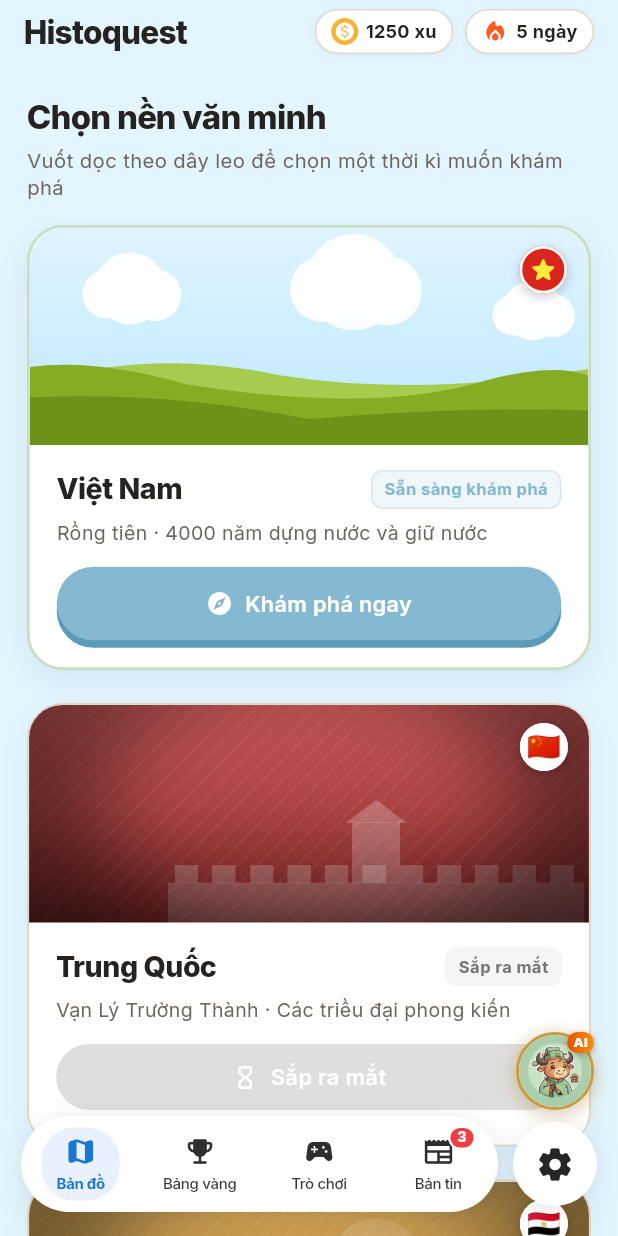
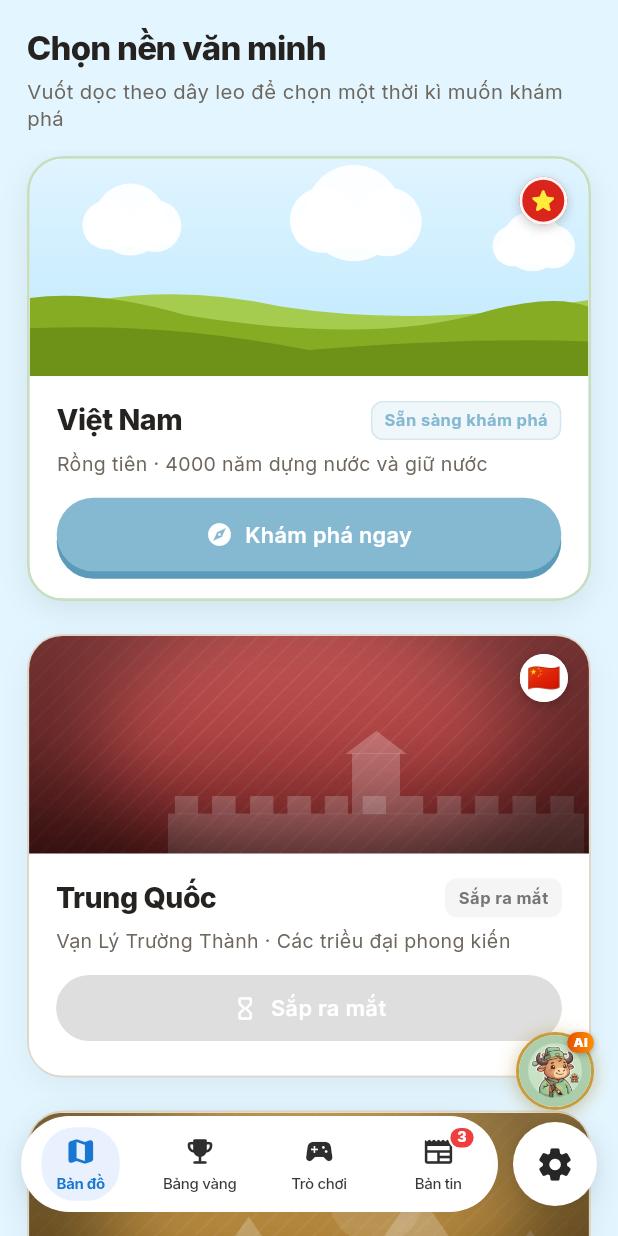
Before and after one commit to NguyenVanTruong06/histoquest-app, a Flutter app: the screen it shows after launch, on a phone screen of 412 x 824 dp. Run offline on Flutter 3.47's test engine with Material 3 defaults, Android fonts, the phone set to English and light mode, and no system bars; our stand-ins replace flutter_riverpod, go_router, google_fonts, riverpod_annotation; accounts and stored records are empty; generated files the repository leaves out were written again.

Commit message:
fix: giảm khoảng trống phía trên header, cập nhật map quizzz

```diff
--- a/lib/features/eras/presentation/eras_screen.dart
+++ b/lib/features/eras/presentation/eras_screen.dart
@@ -1,3 +1,5 @@
+import 'dart:ui' show DisplayFeatureType;
+
 import 'package:flutter/material.dart';
 import 'package:go_router/go_router.dart';
 
@@ -99,7 +101,9 @@
     if (!country.hasContent) {
       ScaffoldMessenger.of(context).showSnackBar(
         SnackBar(
-          content: Text('Nội dung ${country.name} đang được cập nhật, quay lại sau nhé!'),
+          content: Text(
+            'Nội dung ${country.name} đang được cập nhật, quay lại sau nhé!',
+          ),
           backgroundColor: Colors.redAccent,
         ),
       );
@@ -115,6 +119,22 @@
     setState(() => _activeCountryId = null);
   }
 
+  /// Khoảng đệm phía trên để né camera: lấy giá trị lớn nhất giữa padding hệ
+  /// thống, vùng cutout và mức tối thiểu 32dp.
+  double _topGap(BuildContext context) {
+    final view = View.of(context);
+    double gap = MediaQuery.paddingOf(context).top;
+    final rawTop = view.padding.top / view.devicePixelRatio;
+    if (rawTop > gap) gap = rawTop;
+    for (final f in MediaQuery.of(context).displayFeatures) {
+      if (f.type == DisplayFeatureType.cutout && f.bounds.top <= 1) {
+        if (f.bounds.bottom > gap) gap = f.bounds.bottom;
+      }
+    }
+    gap = gap - 30;
+    return gap < 0 ? 0 : gap;
+  }
+
   @override
   Widget build(BuildContext context) {
     final activeCountry = _activeCountry;
@@ -125,16 +145,9 @@
       backgroundColor: backgroundColor,
       body: Column(
         children: [
-          // 2. Thanh AppBar / Header tùy biến
-          HistoquestTopHeader(
-            isEraMode: activeCountry != null,
-            countryName: activeCountry?.name,
-            countryFlagEmoji: activeCountry?.flagEmoji,
-            onBack: activeCountry != null ? _backToCountrySelect : null,
-            backgroundColor: backgroundColor,
-            coins: _user.coins,
-            streakDays: _user.streakDays,
-          ),
+          // Không còn header: chỉ chừa khoảng đệm phía trên để né camera /
+          // status bar (SafeArea bị vô hiệu do chế độ immersive nên tự đo).
+          SizedBox(height: _topGap(context)),
 
           // Thân màn hình theo từng bước
           Expanded(
@@ -182,7 +195,10 @@
         ),
         Expanded(
           child: ListView.builder(
-            padding: const EdgeInsets.symmetric(horizontal: 18.0, vertical: 4.0),
+            padding: const EdgeInsets.symmetric(
+              horizontal: 18.0,
+              vertical: 4.0,
+            ),
             itemCount: _countries.length,
             itemBuilder: (context, index) {
               final country = _countries[index];
@@ -221,6 +237,14 @@
     return Column(
       crossAxisAlignment: CrossAxisAlignment.start,
       children: [
+        // Nút quay lại + tên nước + cờ, KHÔNG có khung/nền (trong suốt).
+        HistoquestTopHeader(
+          isEraMode: true,
+          countryName: _activeCountry?.name,
+          onBack: _backToCountrySelect,
+          backgroundColor: Colors.transparent,
+        ),
+
         // Tiêu đề & Phụ đề ngay dưới Header
         const Padding(
           padding: EdgeInsets.fromLTRB(18.0, 16.0, 18.0, 8.0),
@@ -259,9 +283,7 @@
                 // 3. Trục dây leo (Beanstalk Pathway) trải dài dọc chính giữa
                 Positioned.fill(
                   child: CustomPaint(
-                    painter: BeanstalkPathwayPainter(
-                      itemCount: periods.length,
-                    ),
+                    painter: BeanstalkPathwayPainter(itemCount: periods.length),
                   ),
                 ),
 
--- a/lib/features/eras/presentation/widgets/era_map_header.dart
+++ b/lib/features/eras/presentation/widgets/era_map_header.dart
@@ -34,7 +34,6 @@
   Widget build(BuildContext context) {
     return Container(
       width: double.infinity,
-      color: const Color(0xFFE2D4AC), // cùng màu đầu giấy của nền bản đồ
       padding: EdgeInsets.fromLTRB(14, 6 + topInset, 14, 6),
       child: Row(
         children: [
--- a/lib/features/eras/presentation/widgets/histoquest_top_header.dart
+++ b/lib/features/eras/presentation/widgets/histoquest_top_header.dart
@@ -1,4 +1,5 @@
 import 'package:flutter/material.dart';
+
 import '../../../../core/theme/app_colors.dart';
 
 /// Header HistoQuest thiết kế thanh thoát, màu nền trùng với background:
@@ -50,12 +51,7 @@
 
       return Container(
         width: double.infinity,
-        padding: EdgeInsets.only(
-          top: topPadding + 6,
-          bottom: 10,
-          left: 16,
-          right: 16,
-        ),
+        padding: EdgeInsets.only(top: 7, bottom: 10, left: 16, right: 16),
         color: effectiveBg,
         child: Row(
           children: [
@@ -154,10 +150,7 @@
             ),
           ],
 
-          if (extraAction != null) ...[
-            const SizedBox(width: 8),
-            extraAction!,
-          ],
+          if (extraAction != null) ...[const SizedBox(width: 8), extraAction!],
         ],
       ),
     );
@@ -200,7 +193,8 @@
   }
 
   Widget _buildCountryFlag(String? emoji) {
-    final isVn = countryName == null || countryName!.toLowerCase().contains('việt');
+    final isVn =
+        countryName == null || countryName!.toLowerCase().contains('việt');
     if (isVn) {
       return Container(
         width: 32,
@@ -217,11 +211,7 @@
           ],
         ),
         child: const Center(
-          child: Icon(
-            Icons.star_rounded,
-            color: Color(0xFFFFEB3B),
-            size: 15,
-          ),
+          child: Icon(Icons.star_rounded, color: Color(0xFFFFEB3B), size: 15),
         ),
       );
     }
@@ -231,10 +221,7 @@
         width: 32,
         height: 24,
         alignment: Alignment.center,
-        child: Text(
-          emoji,
-          style: const TextStyle(fontSize: 22),
-        ),
+        child: Text(emoji, style: const TextStyle(fontSize: 22)),
       );
     }
 
@@ -247,10 +234,7 @@
       decoration: BoxDecoration(
         color: Colors.white,
         borderRadius: BorderRadius.circular(20),
-        border: Border.all(
-          color: const Color(0xFFE2D9CB),
-          width: 1.0,
-        ),
+        border: Border.all(color: const Color(0xFFE2D9CB), width: 1.0),
         boxShadow: [
           BoxShadow(
             color: Colors.black.withValues(alpha: 0.04),
--- a/lib/main.dart
+++ b/lib/main.dart
@@ -1,3 +1,6 @@
+import 'dart:math' as math;
+import 'dart:ui' show DisplayFeatureType;
+
 import 'package:flutter/material.dart';
 import 'package:flutter/services.dart';
 import 'package:flutter_riverpod/flutter_riverpod.dart';
@@ -98,13 +101,59 @@
       ),
       routerConfig: goRouter,
       builder: (context, child) {
+        final base = MediaQuery.of(context);
+
+        // Ở chế độ immersive Android báo padding.top = 0 nên nội dung bị
+        // camera / tai thỏ (display cutout) đè lên. Ta tự tính lại inset phía
+        // trên từ padding gốc của View (đã gồm cutout) và từ displayFeatures,
+        // rồi đưa lại vào MediaQuery để SafeArea / MediaQuery.padding trên MỌI
+        // màn hình tự né camera. Các cạnh khác vẫn giữ = 0 như cũ.
+        final view = View.of(context);
+        final rawTop = view.padding.top / view.devicePixelRatio;
+        // Hình chữ nhật cutout mà Android báo luôn "rộng rãi" hơn lỗ camera thật
+        // (kèm vùng đệm an toàn), nên nếu lấy nguyên đáy của nó thì dư một
+        // đoạn. Với camera đục lỗ (rect gần vuông) ta ước lượng đáy lỗ thật từ
+        // tâm + bán kính; với tai thỏ (rect dẹt, rộng) lấy nguyên đáy. Mọi số
+        // đều suy ra từ hình học do máy báo nên tự co giãn theo từng dòng máy.
+        double cutoutBottom = 0;
+        for (final f in base.displayFeatures) {
+          if (f.type != DisplayFeatureType.cutout || f.bounds.top > 1) continue;
+          final r = f.bounds;
+          final isPunchHole = r.width <= r.height * 1.6;
+          final bottom = isPunchHole
+              ? math.min(
+                  r.bottom,
+                  r.center.dy + math.min(r.width, r.height) * 0.35,
+                )
+              : r.bottom;
+          cutoutBottom = math.max(cutoutBottom, bottom);
+        }
+        // Lỗ camera nằm TRONG thanh trạng thái nên đáy lỗ luôn nhỏ hơn chiều
+        // cao thanh trạng thái (~75%). Lấy giá trị nhỏ nhất trong các ước lượng
+        // khả dụng để khoảng đệm chỉ vừa hết camera, tự co giãn theo từng máy.
+        final candidates = <double>[
+          if (cutoutBottom > 0) cutoutBottom,
+          if (rawTop > 0) rawTop * 0.75,
+        ];
+        final topInset = candidates.isEmpty ? 0.0 : candidates.reduce(math.min);
+        assert(() {
+          debugPrint('[CutoutInset] rawTop=$rawTop cutoutBottom=$cutoutBottom '
+              'features=${base.displayFeatures} -> topInset=$topInset');
+          return true;
+        }());
+
         return MediaQuery(
-          data: MediaQuery.of(context).removePadding(
-            removeLeft: true,
-            removeRight: true,
-            removeBottom: true,
-            removeTop: true,
-          ),
+          data: base
+              .removePadding(
+                removeLeft: true,
+                removeRight: true,
+                removeBottom: true,
+                removeTop: true,
+              )
+              .copyWith(
+                padding: EdgeInsets.only(top: topInset),
+                viewPadding: EdgeInsets.only(top: topInset),
+              ),
           // Nền màu game hiển thị xuyên qua thanh trạng thái/điều hướng
           // trong suốt (transparent) đã set ở SystemUiOverlayStyle bên trên.
           child: ColoredBox(
```
Also changed, not shown: lib/features/eras/presentation/era_events_map_screen.dart (+24 -11 lines).
